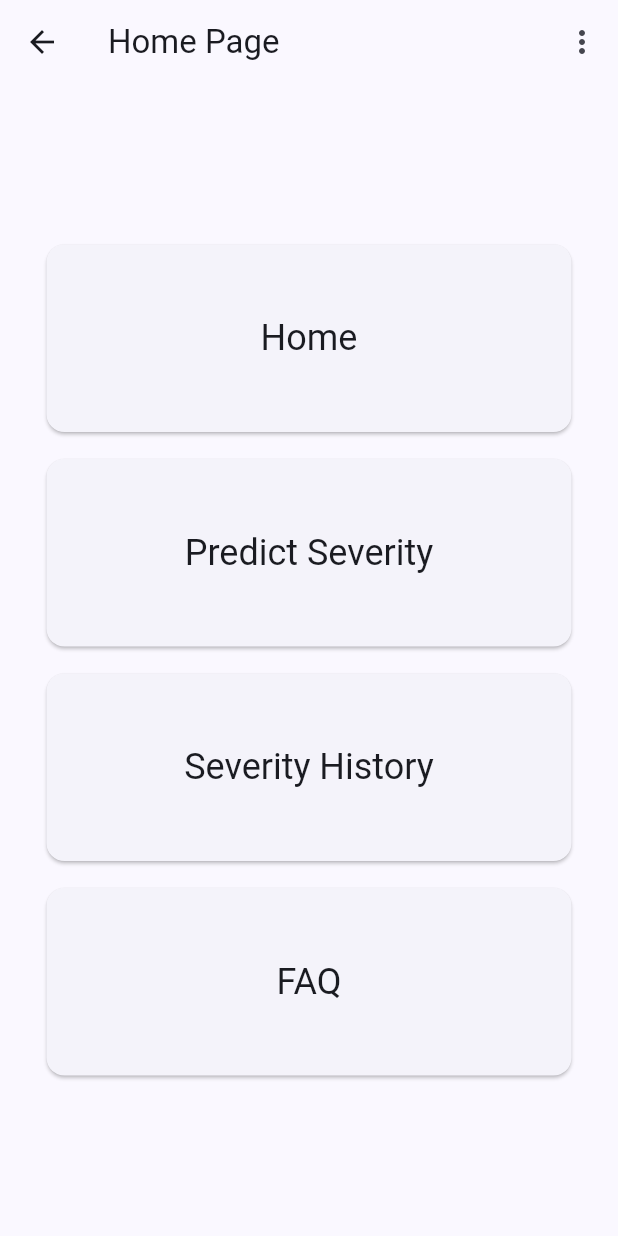
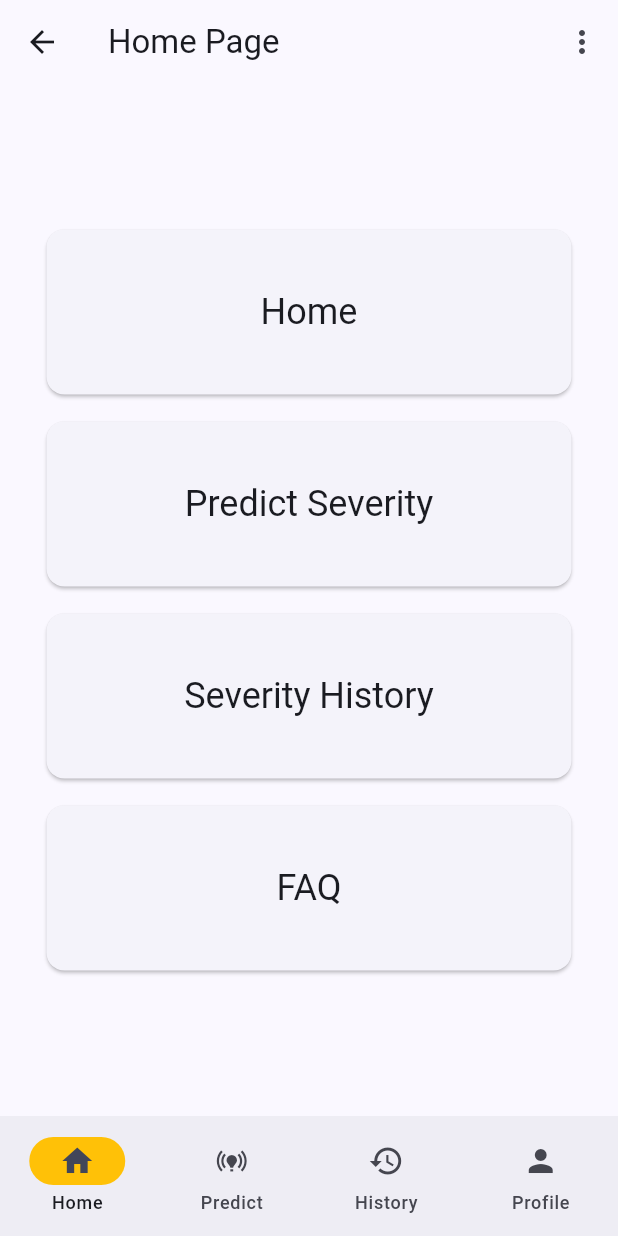
Before and after one commit to noctwilliam/influenza-flutter, a Flutter app: the InfluenzaView screen opened by its route, after a tap on "Home", on a phone screen of 412 x 824 dp. Run offline on Flutter 3.47's test engine with Material 3 defaults, Android fonts, the phone set to English and light mode, and no system bars; our stand-ins replace cloud_firestore, firebase_auth, firebase_core; accounts and stored records are empty; network calls fail.

Commit message:
27122023 - remove BottomNavBar - moved to Influenza View - (due to overflow error)

```diff
--- a/lib/main.dart
+++ b/lib/main.dart
@@ -1,5 +1,4 @@
 import 'package:flutter/material.dart';
-import 'package:influenza/components/bottom_navbar.dart';
 import 'package:influenza/constants/routes.dart';
 import 'package:influenza/services/auth/auth_service.dart';
 import 'package:influenza/views/login_view.dart';
@@ -14,7 +13,8 @@ void main() {
       title: 'Influenza App',
       theme: ThemeData(
         colorScheme: ColorScheme.fromSeed(
-            seedColor: const Color.fromARGB(255, 36, 69, 158)),
+          seedColor: const Color.fromARGB(255, 36, 69, 158),
+        ),
         useMaterial3: true,
       ),
       home: const HomePage(),
@@ -44,7 +44,7 @@ class HomePage extends StatelessWidget {
             final user = AuthService.firebase().currentUser;
             if (user != null) {
               if (user.isEmailVerified) {
-                return const BottomNavBar();
+                return const InfluenzaView();
               } else {
                 return const VerifyEmailView();
               }
--- a/lib/views/influenza_view.dart
+++ b/lib/views/influenza_view.dart
@@ -3,6 +3,9 @@ import 'package:influenza/constants/routes.dart';
 import 'package:influenza/enums/menu_action.dart';
 import 'dart:developer' as devtools show log;
 import 'package:influenza/services/auth/auth_service.dart';
+import 'package:influenza/views/history_view.dart';
+import 'package:influenza/views/predict_view.dart';
+import 'package:influenza/views/profile_view.dart';
 
 class InfluenzaView extends StatefulWidget {
   const InfluenzaView({super.key});
@@ -12,6 +15,14 @@ class InfluenzaView extends StatefulWidget {
 }
 
 class _InfluenzaViewState extends State<InfluenzaView> {
+  int currentPageIndex = 0;
+  final List<Widget> _pages = [
+    const InfluenzaHome(),
+    const PredictView(),
+    const HistoryView(),
+    const ProfileView(),
+  ];
+
   @override
   Widget build(BuildContext context) {
     return Scaffold(
@@ -45,25 +56,68 @@ class _InfluenzaViewState extends State<InfluenzaView> {
           ),
         ],
       ),
-      body: Center(
+      body: _pages[currentPageIndex],
+      bottomNavigationBar: NavigationBar(
+        onDestinationSelected: (int index) {
+          setState(() {
+            currentPageIndex = index;
+          });
+        },
+        indicatorColor: Colors.amber,
+        selectedIndex: currentPageIndex,
+        destinations: const <Widget>[
+          NavigationDestination(
+            selectedIcon: Icon(Icons.home),
+            icon: Icon(Icons.home_outlined),
+            label: 'Home',
+          ),
+          NavigationDestination(
+            icon: Icon(Icons.online_prediction),
+            label: 'Predict',
+          ),
+          NavigationDestination(
+            icon: Icon(Icons.history),
+            label: 'History',
+          ),
+          NavigationDestination(
+            icon: Icon(Icons.person),
+            label: 'Profile',
+          ),
+        ],
+      ),
+    );
+  }
+}
+
+class InfluenzaHome extends StatefulWidget {
+  const InfluenzaHome({
+    super.key,
+  });
+
+  @override
+  State<InfluenzaHome> createState() => _InfluenzaHomeState();
+}
+
+class _InfluenzaHomeState extends State<InfluenzaHome> {
+  @override
+  Widget build(BuildContext context) {
+    return Center(
       child: Column(
         mainAxisAlignment: MainAxisAlignment.center,
         children: [
           Card(
             clipBehavior: Clip.hardEdge,
             child: InkWell(
-                splashColor: Theme.of(context).colorScheme.primary,
+              splashColor: Colors.teal[600],
               onTap: () {
-                  debugPrint('tap tap bich');
+                debugPrint('sek kito');
               },
               child: SizedBox(
                 width: 350,
-                  height: 125,
+                height: 110,
                 child: Center(
-                    child: Text(
-                      'Home',
-                      style: Theme.of(context).textTheme.headlineSmall,
-                    ),
+                  child: Text('Home',
+                      style: Theme.of(context).textTheme.headlineSmall),
                 ),
               ),
             ),
@@ -78,7 +132,7 @@ class _InfluenzaViewState extends State<InfluenzaView> {
               },
               child: SizedBox(
                 width: 350,
-                  height: 125,
+                height: 110,
                 child: Center(
                   child: Text(
                     'Predict Severity',
@@ -98,7 +152,7 @@ class _InfluenzaViewState extends State<InfluenzaView> {
               },
               child: SizedBox(
                 width: 350,
-                  height: 125,
+                height: 110,
                 child: Center(
                   child: Text(
                     'Severity History',
@@ -118,7 +172,7 @@ class _InfluenzaViewState extends State<InfluenzaView> {
               },
               child: SizedBox(
                 width: 350,
-                  height: 125,
+                height: 110,
                 child: Center(
                   child: Text(
                     'FAQ',
@@ -129,7 +183,6 @@ class _InfluenzaViewState extends State<InfluenzaView> {
             ),
           ),
         ],
-        ),
       ),
     );
   }
```
Also changed, not shown: lib/components/bottom_navbar.dart (deleted, +0 -57 lines). Lines whose indentation alone changed are shown as unchanged.
